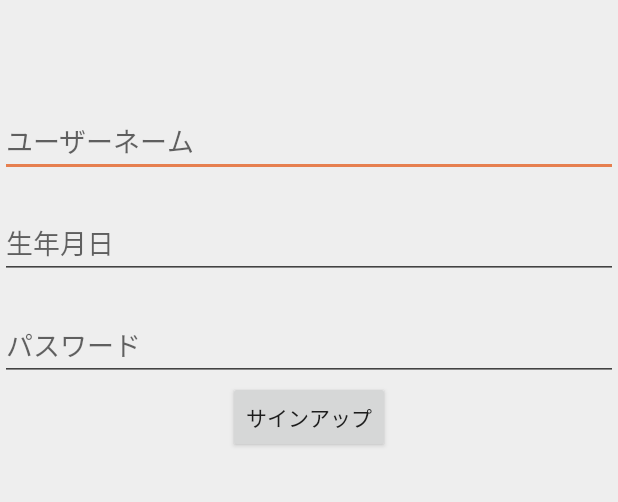
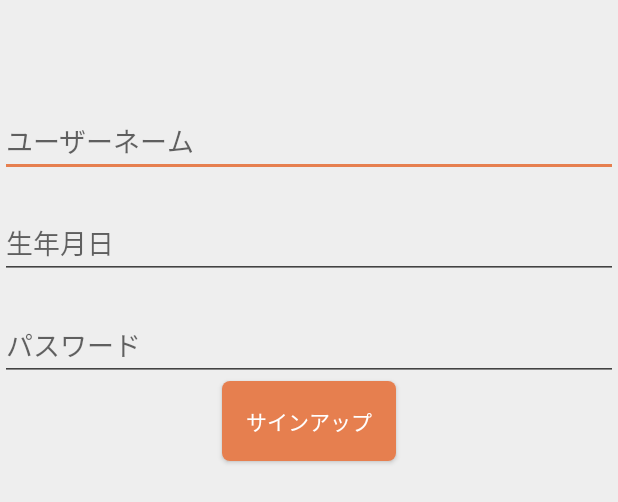
Before and after one commit to Mikazukittp/MiraiNikki, an Android app: the layout fragment_sign_up.xml on its own in the app's theme, with its tools: preview values and no code run, on a phone screen of 412 x 824 dp. Shown: the top 502 px of the screen. Run offline under Robolectric (Android 15) with nearby library versions, the phone set to English and light mode, and no system bars.

Commit message:
とりあえずボタンUIを変更

```diff
--- a/android/app/src/main/res/layout/fragment_create_plan.xml
+++ b/android/app/src/main/res/layout/fragment_create_plan.xml
@@ -27,6 +27,12 @@
             android:layout_height="wrap_content"
             android:layout_below="@+id/planContent"
             android:layout_centerHorizontal="true"
+            android:paddingRight="@dimen/activity_horizontal_margin"
+            android:paddingLeft="@dimen/activity_horizontal_margin"
+            android:paddingTop="@dimen/activity_vertical_margin"
+            android:paddingBottom="@dimen/activity_vertical_margin"
+            android:background="@drawable/btn_bg"
+            android:textColor="@android:color/white"
             android:text="@string/submit_plan_button_text" />
 
 
--- a/android/app/src/main/res/layout/fragment_sign_up.xml
+++ b/android/app/src/main/res/layout/fragment_sign_up.xml
@@ -32,7 +32,13 @@
         android:layout_height="wrap_content"
         android:layout_below="@+id/userPass"
         android:layout_centerHorizontal="true"
-        android:text="@string/submit_user_info_button_text" />
+        android:background="@drawable/btn_bg"
+        android:paddingBottom="@dimen/activity_vertical_margin"
+        android:paddingLeft="@dimen/activity_horizontal_margin"
+        android:paddingRight="@dimen/activity_horizontal_margin"
+        android:paddingTop="@dimen/activity_vertical_margin"
+        android:text="@string/submit_user_info_button_text"
+        android:textColor="@android:color/white" />
 
 
 </RelativeLayout>
```
